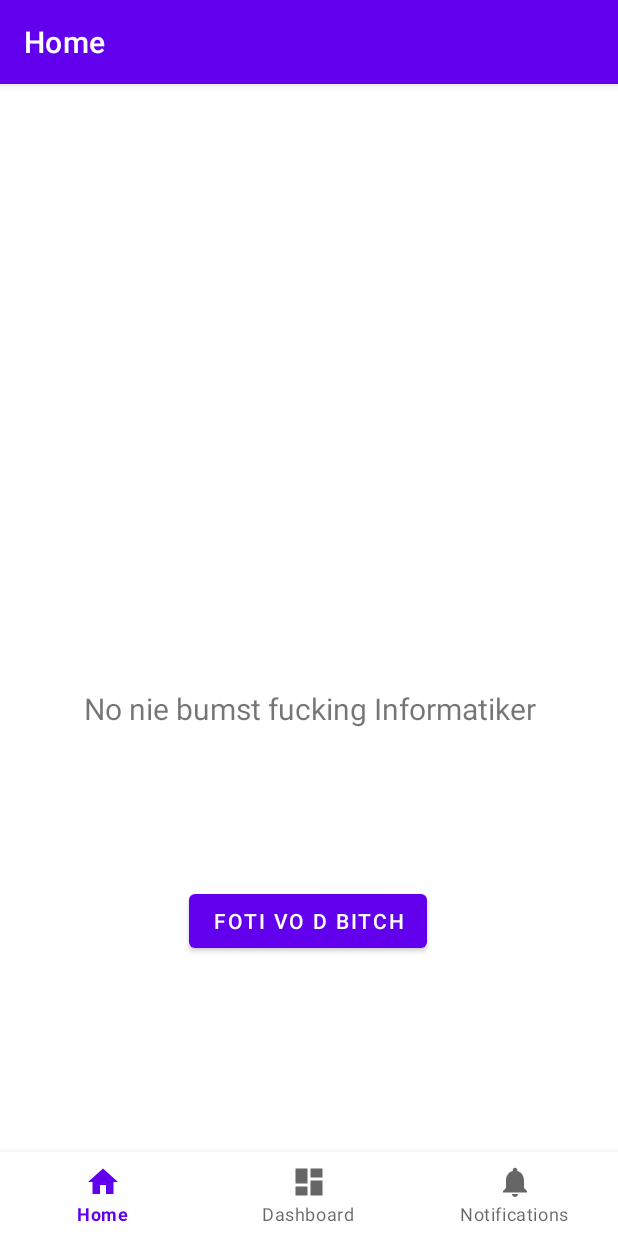
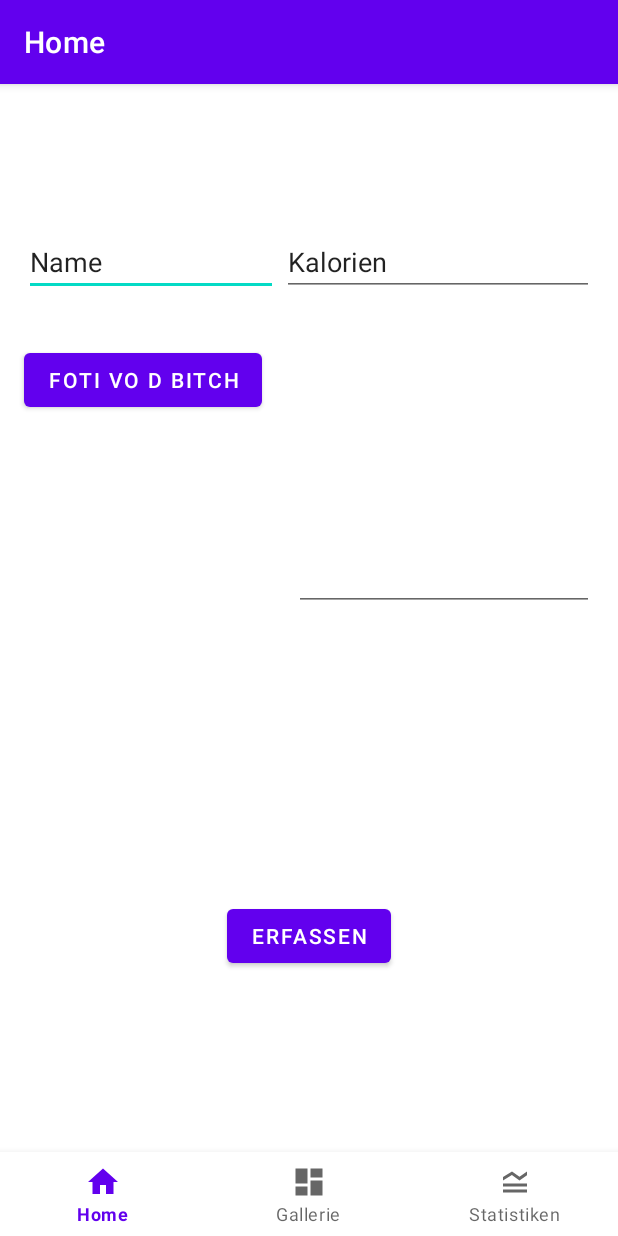
Before and after one commit to edohusakovic/SodaCounter, an Android app: the screen it shows after launch (MainActivity), on a phone screen of 412 x 824 dp. Run offline under Robolectric (Android 15) with nearby library versions, the phone set to English and light mode, and no system bars; our stand-ins replace navigation-ui.

```diff
--- /dev/null
+++ b/app/src/main/res/drawable/ic_legend_toggle_24px.xml
@@ -0,0 +1,9 @@
+<vector xmlns:android="http://schemas.android.com/apk/res/android"
+    android:width="24dp"
+    android:height="24dp"
+    android:viewportWidth="24"
+    android:viewportHeight="24">
+  <path
+      android:fillColor="#FF000000"
+      android:pathData="M20,15H4v-2h16V15zM20,17H4v2h16V17zM15,11l5,-3.55L20,5l-5,3.55L10,5L4,8.66L4,11l5.92,-3.61L15,11z"/>
+</vector>
--- a/app/src/main/res/layout/fragment_home.xml
+++ b/app/src/main/res/layout/fragment_home.xml
@@ -17,28 +17,75 @@
         android:textSize="20sp"
         app:layout_constraintBottom_toBottomOf="parent"
         app:layout_constraintEnd_toEndOf="parent"
+        app:layout_constraintHorizontal_bias="0.0"
         app:layout_constraintStart_toStartOf="parent"
-        app:layout_constraintTop_toTopOf="parent" />
+        app:layout_constraintTop_toTopOf="parent"
+        app:layout_constraintVertical_bias="0.961" />
 
     <Button
         android:id="@+id/cameraButton"
         android:layout_width="wrap_content"
         android:layout_height="wrap_content"
-        android:layout_marginTop="104dp"
+        android:layout_marginStart="16dp"
+        android:layout_marginTop="32dp"
         android:text="Foti vo d bitch"
-        app:layout_constraintEnd_toEndOf="parent"
-        app:layout_constraintHorizontal_bias="0.498"
         app:layout_constraintStart_toStartOf="parent"
-        app:layout_constraintTop_toBottomOf="@+id/text_home" />
+        app:layout_constraintTop_toBottomOf="@+id/sodaName" />
 
     <ImageView
         android:id="@+id/imageView"
+        android:layout_width="163dp"
+        android:layout_height="122dp"
+        android:layout_marginTop="76dp"
+        app:layout_constraintEnd_toEndOf="parent"
+        app:layout_constraintHorizontal_bias="0.064"
+        app:layout_constraintStart_toStartOf="parent"
+        app:layout_constraintTop_toBottomOf="@+id/cameraButton"
+        tools:src="@tools:sample/avatars" />
+
+    <EditText
+        android:id="@+id/sodaName"
+        android:layout_width="169dp"
+        android:layout_height="41dp"
+        android:layout_marginStart="16dp"
+        android:layout_marginTop="44dp"
+        android:ems="10"
+        android:inputType="textPersonName"
+        android:text="Name"
+        app:layout_constraintStart_toStartOf="parent"
+        app:layout_constraintTop_toTopOf="parent" />
+
+    <EditText
+        android:id="@+id/calories"
+        android:layout_width="208dp"
+        android:layout_height="41dp"
+        android:layout_marginTop="44dp"
+        android:layout_marginEnd="16dp"
+        android:ems="10"
+        android:inputType="number"
+        android:text="Kalorien"
+        app:layout_constraintEnd_toEndOf="parent"
+        app:layout_constraintTop_toTopOf="parent" />
+
+    <EditText
+        android:id="@+id/sodaDescription"
+        android:layout_width="200dp"
+        android:layout_height="162dp"
+        android:layout_marginTop="48dp"
+        android:layout_marginEnd="16dp"
+        android:ems="10"
+        android:gravity="start|top"
+        android:inputType="textMultiLine"
+        app:layout_constraintEnd_toEndOf="parent"
+        app:layout_constraintTop_toBottomOf="@+id/calories" />
+
+    <Button
+        android:id="@+id/submit"
         android:layout_width="wrap_content"
         android:layout_height="wrap_content"
-        android:layout_marginTop="88dp"
+        android:layout_marginBottom="176dp"
+        android:text="Erfassen"
+        app:layout_constraintBottom_toBottomOf="parent"
         app:layout_constraintEnd_toEndOf="parent"
-        app:layout_constraintHorizontal_bias="0.498"
-        app:layout_constraintStart_toStartOf="parent"
-        app:layout_constraintTop_toTopOf="parent"
-        tools:src="@tools:sample/avatars" />
+        app:layout_constraintStart_toStartOf="parent" />
 </androidx.constraintlayout.widget.ConstraintLayout>
--- a/app/src/main/res/menu/bottom_nav_menu.xml
+++ b/app/src/main/res/menu/bottom_nav_menu.xml
@@ -9,11 +9,11 @@
     <item
         android:id="@+id/navigation_dashboard"
         android:icon="@drawable/ic_dashboard_black_24dp"
-        android:title="@string/title_dashboard" />
+        android:title="Gallerie" />
 
     <item
         android:id="@+id/navigation_notifications"
-        android:icon="@drawable/ic_notifications_black_24dp"
-        android:title="@string/title_notifications" />
+        android:icon="@drawable/ic_legend_toggle_24px"
+        android:title="Statistiken" />
 
 </menu>
```
Also changed, not shown: app/src/main/java/com/example/bumsliste/ui/dashboard/DashboardFragment.java (+10 -0 lines), app/src/main/java/com/example/bumsliste/ui/home/HomeFragment.java (+68 -2 lines), 1 other file.
